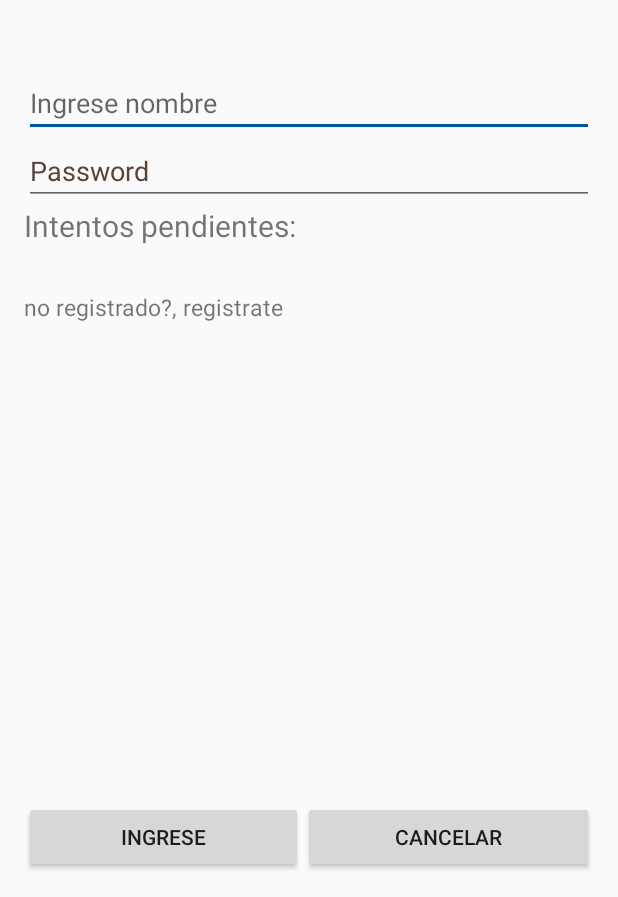
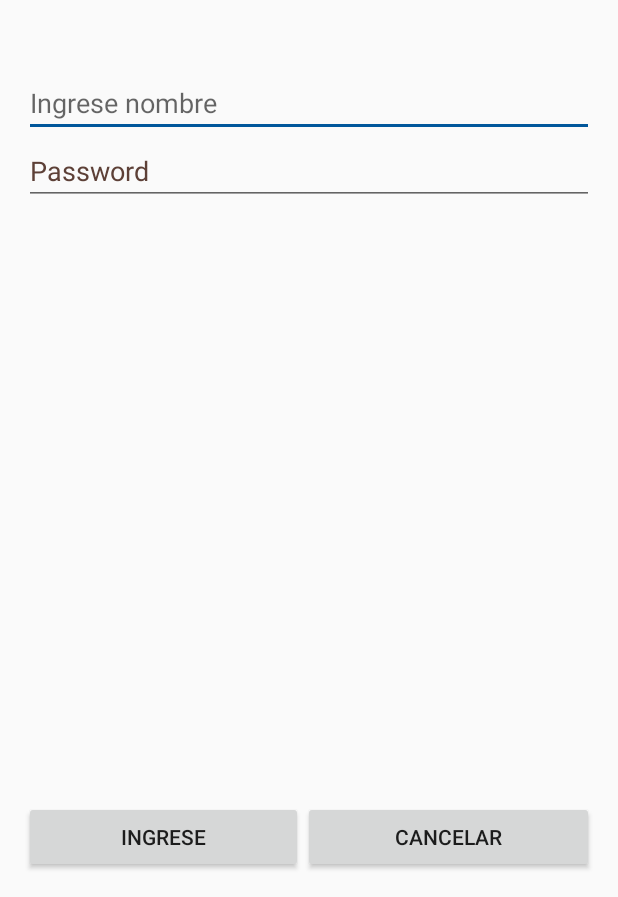
Before and after one commit to Alexanderh1988/Bit_log, an Android app: the SignIn screen opened directly, with no data from a screen before it, on a phone screen of 412 x 824 dp, the part 339-1236 px from its top. Run offline under Robolectric (Android 15) with nearby library versions, the phone set to English and light mode, and no system bars; 2 statements that could not run were skipped.

```diff
--- a/app/src/main/AndroidManifest.xml
+++ b/app/src/main/AndroidManifest.xml
@@ -18,7 +18,6 @@
         android:allowBackup="true"
         android:icon="@mipmap/ic_launcher"
         android:label="@string/app_name"
-        android:roundIcon="@mipmap/app_icon"
         android:supportsRtl="true"
         android:theme="@style/AppTheme">
 
@@ -37,6 +36,7 @@
                 <category android:name="android.intent.category.LAUNCHER" />
             </intent-filter>
         </activity>
+
 
         <!--
              The API key for Google Maps-based APIs is defined as a string resource.
--- a/app/src/main/java/cl/hstech/bitlog/AppIntroduction.java
+++ b/app/src/main/java/cl/hstech/bitlog/AppIntroduction.java
@@ -17,7 +17,7 @@ public class AppIntroduction extends AppCompatActivity {
     ViewPager viewPager;
     SlideAdapter slideAdapter;
 
-    //sorry for this lame intro, am not a graphical designer :/
+    //sorry for this intro..I know it's lame :/
     public static String[] titlesIntro = {"Acepta el permiso requerido", "escanea el codigo", "obten el historial"};
     public static String[] pictures = {"https://hstech.cl/BitLogIntro/Intro%20(1).jpg", "https://hstech.cl/BitLogIntro/Intro%20(2).jpg", "https://hstech.cl/BitLogIntro/Intro%20(3).jpg"};
 
--- a/app/src/main/java/cl/hstech/bitlog/SignIn.java
+++ b/app/src/main/java/cl/hstech/bitlog/SignIn.java
@@ -10,8 +10,6 @@ import android.widget.TextView;
 import android.widget.Toast;
 
 import androidx.appcompat.app.AppCompatActivity;
-
-import cl.hstech.bitlog.R;
 
 public class SignIn extends AppCompatActivity {
 
@@ -29,9 +27,9 @@ public class SignIn extends AppCompatActivity {
 
         b1 = (Button) findViewById(R.id.button);
         ed1 = (EditText) findViewById(R.id.user_name);
-        ed2 = (EditText) findViewById(R.id.editText2);
+        ed2 = (EditText) findViewById(R.id.password);
 
-        b2 = (Button) findViewById(R.id.button2);
+        b2 = (Button) findViewById(R.id.singin_cancel);
         tx1 = (TextView) findViewById(R.id.textView3);
         SignupPlease = findViewById(R.id.textView4);
         tx1.setVisibility(View.GONE);
--- a/app/src/main/java/cl/hstech/bitlog/helpers/DatabaseQueries.java
+++ b/app/src/main/java/cl/hstech/bitlog/helpers/DatabaseQueries.java
@@ -21,7 +21,6 @@ public class DatabaseQueries {
         mFirebaseUser = mFirebaseAuth.getCurrentUser();
         if (mFirebaseUser != null)
             mFirebaseUserId = mFirebaseUser.getUid();
-
     }
 
     public FirebaseAuth getmFirebaseAuth() {
--- a/app/src/main/res/layout/sign_in.xml
+++ b/app/src/main/res/layout/sign_in.xml
@@ -3,9 +3,9 @@
     xmlns:tools="http://schemas.android.com/tools"
     android:layout_width="match_parent"
     android:layout_height="match_parent"
-    android:orientation="vertical"
-  >
+    android:orientation="vertical">
     tools:context=".MainActivity"
+
     <include
         android:id="@+id/toolbar_layout"
         layout="@layout/app_bar_main" />
@@ -61,7 +61,7 @@
             android:src="@mipmap/ic_user_logo" />
 
         <EditText
-            android:id="@+id/editText2"
+            android:id="@+id/password"
             android:layout_width="wrap_content"
             android:layout_height="wrap_content"
             android:layout_below="@+id/user_name"
@@ -69,19 +69,21 @@
             android:layout_alignRight="@+id/user_name"
             android:layout_alignParentStart="true"
             android:layout_alignParentLeft="true"
-            android:ems="10"             android:focusable="true"
+            android:ems="10"
+            android:focusable="true"
             android:hint="Password"
+            android:inputType="textPassword"
             android:textColorHint="@color/nombrePrincipal" />
 
-        <TextView
-            android:id="@+id/textView2"
-            android:layout_width="wrap_content"
-            android:layout_height="wrap_content"
-            android:layout_below="@+id/editText2"
-            android:layout_alignParentStart="true"
-            android:layout_alignParentLeft="true"
-            android:text="Intentos pendientes:"
-            android:textSize="20dp" />
+<!--        <TextView-->
+<!--            android:id="@+id/textView2"-->
+<!--            android:layout_width="wrap_content"-->
+<!--            android:layout_height="wrap_content"-->
+<!--            android:layout_below="@+id/editText2"-->
+<!--            android:layout_alignParentStart="true"-->
+<!--            android:layout_alignParentLeft="true"-->
+<!--            android:text="Intentos pendientes:"-->
+<!--            android:textSize="20dp" />-->
 
         <TextView
             android:id="@+id/textView3"
@@ -96,16 +98,16 @@
             android:text=" "
             android:textSize="25dp" />
 
-        <TextView
-            android:id="@+id/textView4"
-            android:layout_width="wrap_content"
-            android:layout_height="wrap_content"
-            android:layout_below="@+id/textView2"
-            android:layout_alignParentStart="true"
-            android:layout_alignParentLeft="true"
-            android:layout_marginTop="30dp"
-            android:text="no registrado?, registrate"
-            android:textSize="15dp" />
+<!--        <TextView-->
+<!--            android:id="@+id/textView4"-->
+<!--            android:layout_width="wrap_content"-->
+<!--            android:layout_height="wrap_content"-->
+<!--            android:layout_below="@+id/textView2"-->
+<!--            android:layout_alignParentStart="true"-->
+<!--            android:layout_alignParentLeft="true"-->
+<!--            android:layout_marginTop="30dp"-->
+<!--            android:text="no registrado?, registrate"-->
+<!--            android:textSize="15dp" />-->
 
         <LinearLayout
             android:layout_width="match_parent"
@@ -124,7 +126,7 @@
                 android:text="Ingrese" />
 
             <Button
-                android:id="@+id/button2"
+                android:id="@+id/singin_cancel"
                 android:layout_width="wrap_content"
                 android:layout_height="wrap_content"
                 android:layout_toEndOf="@+id/textview"
--- a/app/src/main/res/values/dimens.xml
+++ b/app/src/main/res/values/dimens.xml
@@ -7,4 +7,5 @@
     <dimen name="fab_margin">0dp</dimen>
     <dimen name="fab_margin2">26dp</dimen>
     <dimen name="detail_data">15dp</dimen>
+    <dimen name="mediomText">25dp</dimen>
 </resources>
```
Also changed, not shown: app/build.gradle (+6 -2 lines), app/src/main/java/cl/hstech/bitlog/MainActivity.java (+26 -27 lines), app/src/main/java/cl/hstech/bitlog/ManualAdd.java (+85 -3 lines), app/src/main/java/cl/hstech/bitlog/Mapa.java (+14 -8 lines), app/src/main/java/cl/hstech/bitlog/getLocationData.java (added, +47 -0 lines), app/src/main/java/cl/hstech/bitlog/helpers/storageRequest.java (added, +19 -0 lines), app/src/main/res/layout/details.xml (+18 -8 lines), app/src/main/res/layout/manual_add.xml (+13 -11 lines), build.gradle (+4 -4 lines), gradle/wrapper/gradle-wrapper.properties, 2 other files.
